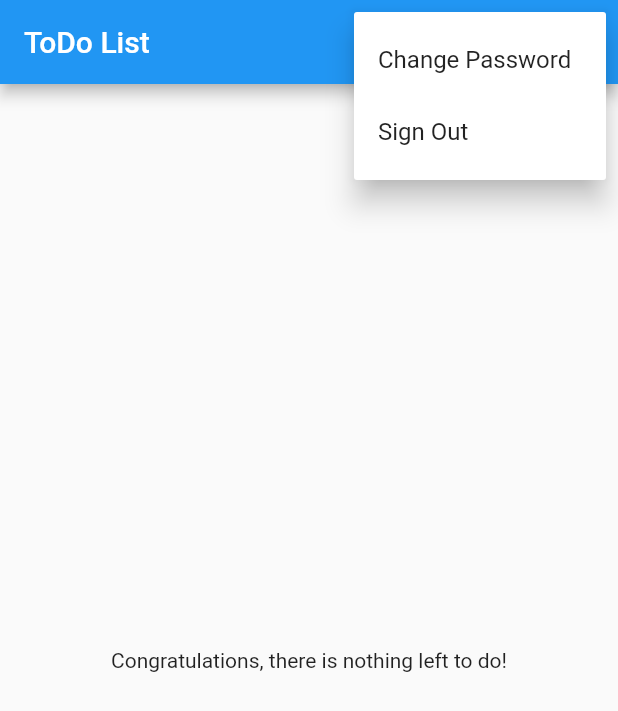
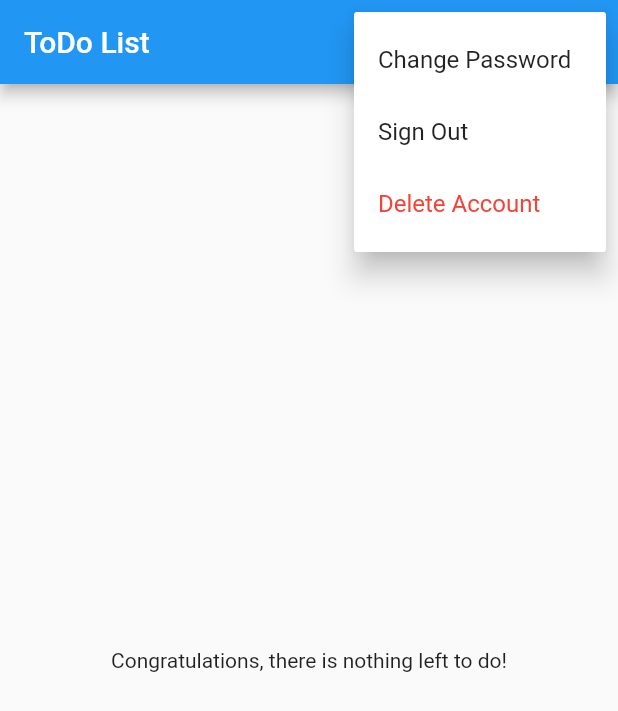
Before and after one commit to finkmoritz/flutter_amplify_todo, a Flutter app: the screen it shows after launch, after a tap on the "person" icon, on a phone screen of 412 x 824 dp. Shown: the top 711 px of the screen. Run offline on Flutter 3.47's test engine with Material 2 defaults, Android fonts, the light colour scheme and no system bars; missing offline and left inert: amplify_auth_cognito, amplify_authenticator, amplify_flutter.

Commit message:
Add account/user deletion

```diff
--- a/lib/page/todo_list_page.dart
+++ b/lib/page/todo_list_page.dart
@@ -5,6 +5,7 @@ import 'package:flutter_amplify_todo/page/password_change_page.dart';
 enum MenuOptions {
   changePassword,
   signOut,
+  deleteAccount,
 }
 
 class ToDoListPage extends StatefulWidget {
@@ -15,7 +16,6 @@ class ToDoListPage extends StatefulWidget {
 }
 
 class _ToDoListPageState extends State<ToDoListPage> {
-
   @override
   Widget build(BuildContext context) {
     return Scaffold(
@@ -33,14 +33,26 @@ class _ToDoListPageState extends State<ToDoListPage> {
                 value: MenuOptions.signOut,
                 child: Text('Sign Out'),
               ),
+              const PopupMenuItem(
+                value: MenuOptions.deleteAccount,
+                child: Text(
+                  'Delete Account',
+                  style: TextStyle(
+                    color: Colors.red,
+                  ),
+                ),
+              ),
             ],
             onSelected: (value) {
-              switch(value) {
+              switch (value) {
                 case MenuOptions.changePassword:
                   _changePassword();
                   break;
                 case MenuOptions.signOut:
                   _signOut();
+                  break;
+                case MenuOptions.deleteAccount:
+                  _deleteAccount();
                   break;
                 default:
                   throw Exception('Unknown MenuOption $value');
@@ -72,4 +84,14 @@ class _ToDoListPageState extends State<ToDoListPage> {
       ));
     }
   }
+
+  _deleteAccount() async {
+    try {
+      await Amplify.Auth.deleteUser();
+    } on AuthException catch (e) {
+      ScaffoldMessenger.of(context).showSnackBar(SnackBar(
+        content: Text(e.message),
+      ));
+    }
+  }
 }
```
